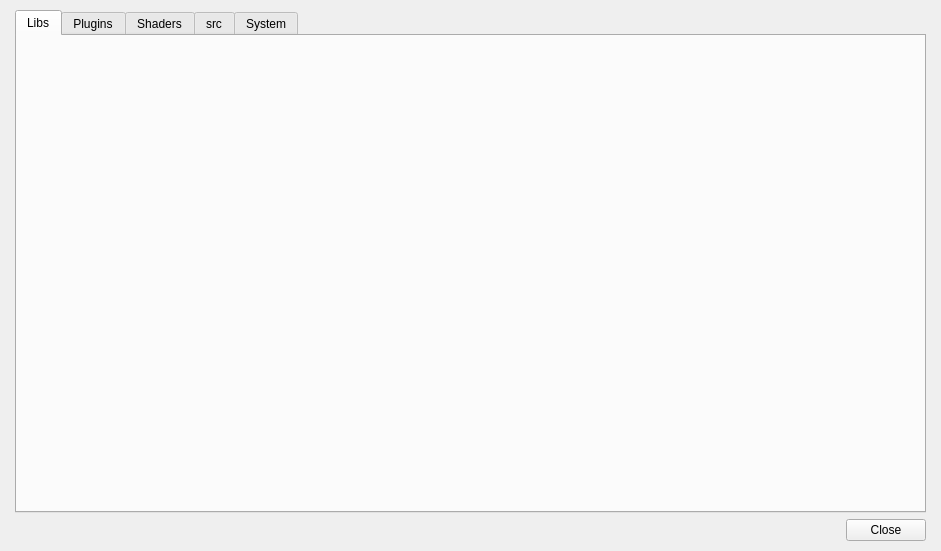
Old version of the form Editor/Dialogs/dialogscripts.ui in the repository RPG-Paper-Maker/RPG-Paper-Maker.
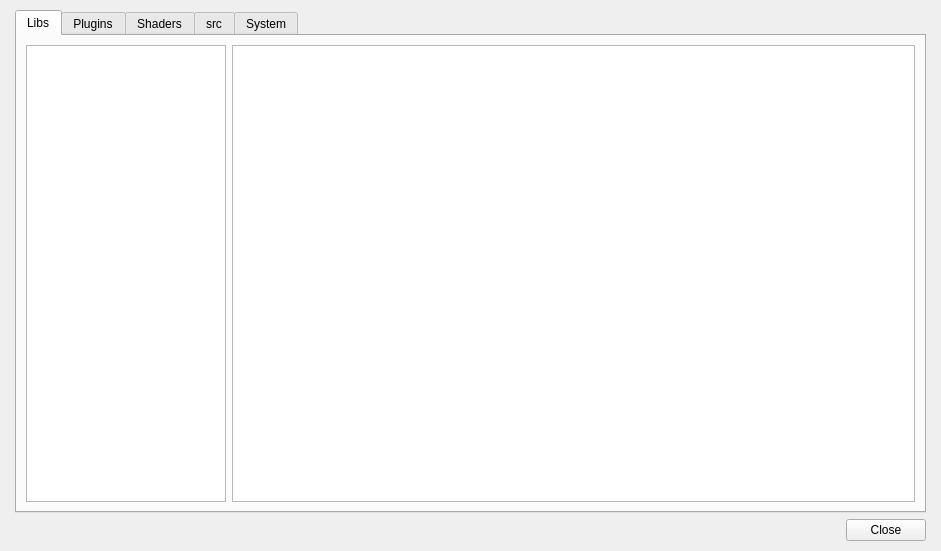
New version of the form. The open tabs and pages were chosen to show the change. Custom widgets are drawn as their Qt base class.

What changed in the file:
```diff
--- a/Editor/Dialogs/dialogscripts.ui
+++ b/Editor/Dialogs/dialogscripts.ui
@@ -37,6 +37,54 @@
         <attribute name="title">
          <string>Libs</string>
         </attribute>
+        <layout class="QGridLayout" name="gridLayout_15">
+         <item row="0" column="0">
+          <layout class="QHBoxLayout" name="horizontalLayout_9">
+           <item>
+            <widget class="WidgetSuperTree" name="treeViewLibs">
+             <property name="minimumSize">
+              <size>
+               <width>200</width>
+               <height>0</height>
+              </size>
+             </property>
+             <property name="maximumSize">
+              <size>
+               <width>200</width>
+               <height>16777215</height>
+              </size>
+             </property>
+             <property name="horizontalScrollBarPolicy">
+              <enum>Qt::ScrollBarAsNeeded</enum>
+             </property>
+             <property name="sizeAdjustPolicy">
+              <enum>QAbstractScrollArea::AdjustToContents</enum>
+             </property>
+             <property name="headerHidden">
+              <bool>true</bool>
+             </property>
+             <attribute name="headerVisible">
+              <bool>false</bool>
+             </attribute>
+             <attribute name="headerStretchLastSection">
+              <bool>true</bool>
+             </attribute>
+            </widget>
+           </item>
+           <item>
+            <layout class="QVBoxLayout" name="verticalLayout_7">
+             <item>
+              <widget class="WidgetCode" name="widgetCodeLibs">
+               <property name="enabled">
+                <bool>true</bool>
+               </property>
+              </widget>
+             </item>
+            </layout>
+           </item>
+          </layout>
+         </item>
+        </layout>
        </widget>
        <widget class="QWidget" name="tabPlugins">
         <attribute name="title">
@@ -538,17 +586,17 @@
   </layout>
  </widget>
  <customwidgets>
+  <customwidget>
+   <class>WidgetSuperTree</class>
+   <extends>QTreeView</extends>
+   <header>widgetsupertree.h</header>
+  </customwidget>
   <customwidget>
    <class>PanelPluginDetails</class>
    <extends>QWidget</extends>
    <header>panelplugindetails.h</header>
    <container>1</container>
   </customwidget>
-  <customwidget>
-   <class>WidgetSuperTree</class>
-   <extends>QTreeView</extends>
-   <header>widgetsupertree.h</header>
-  </customwidget>
   <customwidget>
    <class>WidgetCode</class>
    <extends>QPlainTextEdit</extends>
```
Left out of the diff: 96 changed lines with no effect on the pictures.
